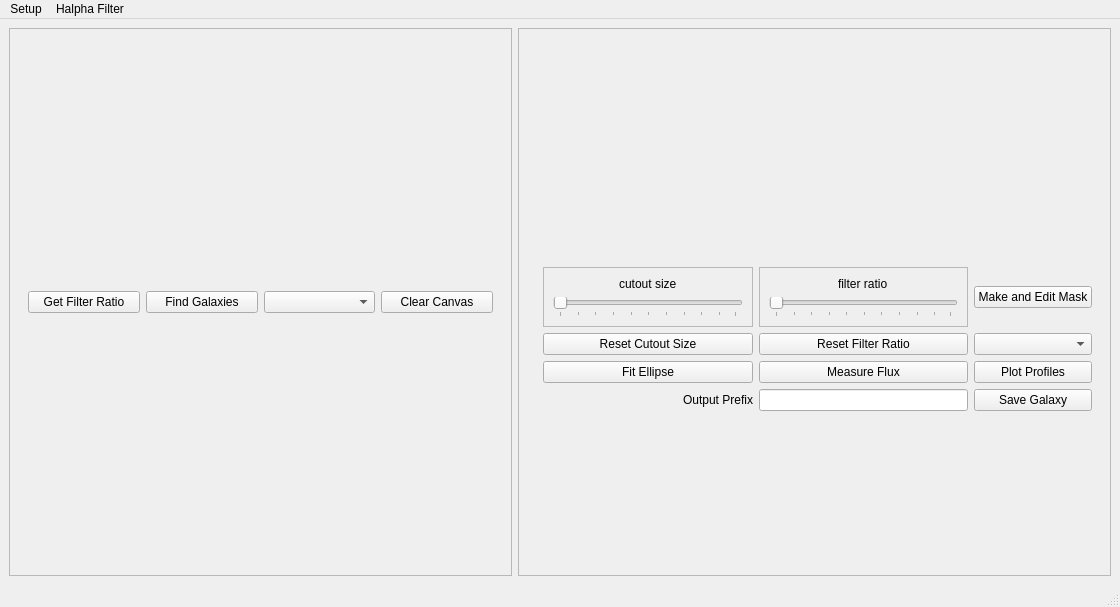
Old version of the form testing/halphav3.ui in the repository rfinn/halphagui.
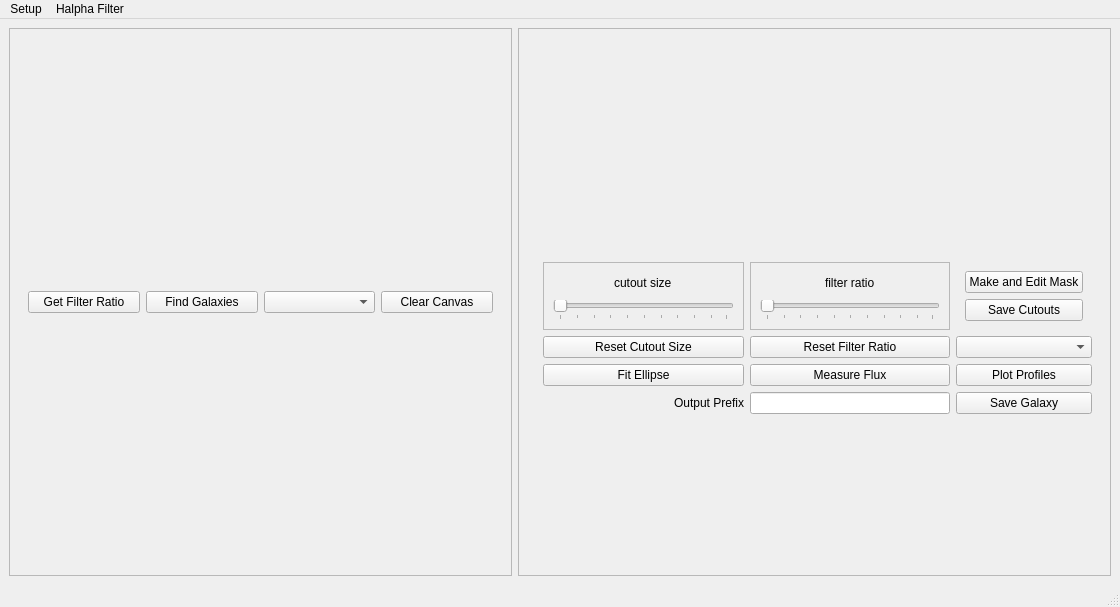
New version of the form.

```diff
--- a/testing/halphav3.ui
+++ b/testing/halphav3.ui
@@ -115,14 +115,14 @@
        <item row="3" column="1">
         <widget class="QWidget" name="rightButtons" native="true">
          <layout class="QGridLayout" name="gridLayout_4">
-          <item row="6" column="2">
+          <item row="5" column="2">
            <widget class="QPushButton" name="profileButton">
             <property name="text">
              <string>Plot Profiles</string>
             </property>
            </widget>
           </item>
-          <item row="7" column="0">
+          <item row="6" column="0">
            <widget class="QLabel" name="label">
             <property name="layoutDirection">
              <enum>Qt::LeftToRight</enum>
@@ -170,38 +170,38 @@
             </layout>
            </widget>
           </item>
-          <item row="6" column="1">
+          <item row="5" column="1">
            <widget class="QPushButton" name="fluxButton">
             <property name="text">
              <string>Measure Flux</string>
             </property>
            </widget>
           </item>
-          <item row="4" column="0">
+          <item row="3" column="0">
            <widget class="QPushButton" name="resetSizeButton">
             <property name="text">
              <string>Reset Cutout Size</string>
             </property>
            </widget>
           </item>
-          <item row="4" column="1">
+          <item row="3" column="1">
            <widget class="QPushButton" name="resetRatioButton">
             <property name="text">
              <string>Reset Filter Ratio</string>
             </property>
            </widget>
           </item>
-          <item row="6" column="0">
+          <item row="5" column="0">
            <widget class="QPushButton" name="fitEllipseButton">
             <property name="text">
              <string>Fit Ellipse</string>
             </property>
            </widget>
           </item>
-          <item row="7" column="1">
+          <item row="6" column="1">
            <widget class="QLineEdit" name="prefixLineEdit"/>
           </item>
-          <item row="7" column="2">
+          <item row="6" column="2">
            <widget class="QPushButton" name="editMaskButton">
             <property name="text">
              <string>Save Galaxy</string>
@@ -238,13 +238,26 @@
            </widget>
           </item>
           <item row="0" column="2">
-           <widget class="QPushButton" name="makeMaskButton">
-            <property name="text">
-             <string>Make and Edit Mask</string>
-            </property>
+           <widget class="QWidget" name="widget_2" native="true">
+            <layout class="QVBoxLayout" name="verticalLayout_3">
+             <item>
+              <widget class="QPushButton" name="makeMaskButton">
+               <property name="text">
+                <string>Make and Edit Mask</string>
+               </property>
+              </widget>
+             </item>
+             <item>
+              <widget class="QPushButton" name="saveCutoutsButton">
+               <property name="text">
+                <string>Save Cutouts</string>
+               </property>
+              </widget>
+             </item>
+            </layout>
            </widget>
           </item>
-          <item row="4" column="2">
+          <item row="3" column="2">
            <widget class="QComboBox" name="haTypeComboBox">
             <property name="toolTip">
              <string>HalphaType</string>
```
Left out of the diff: 58 changed lines with no effect on the pictures.
